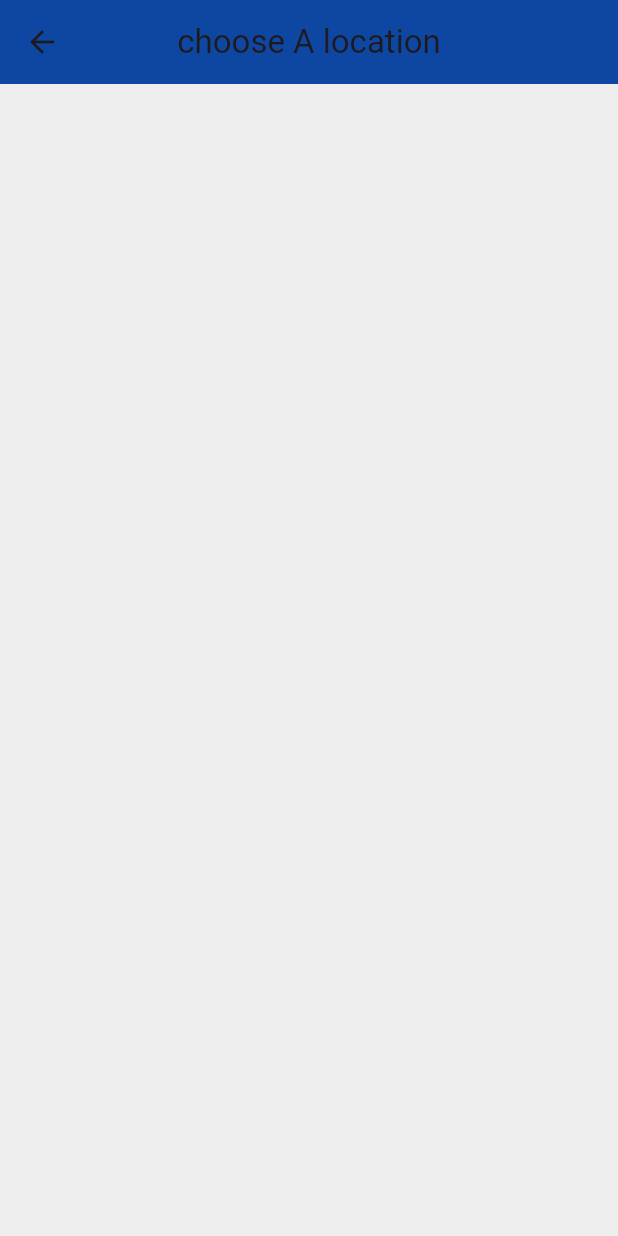
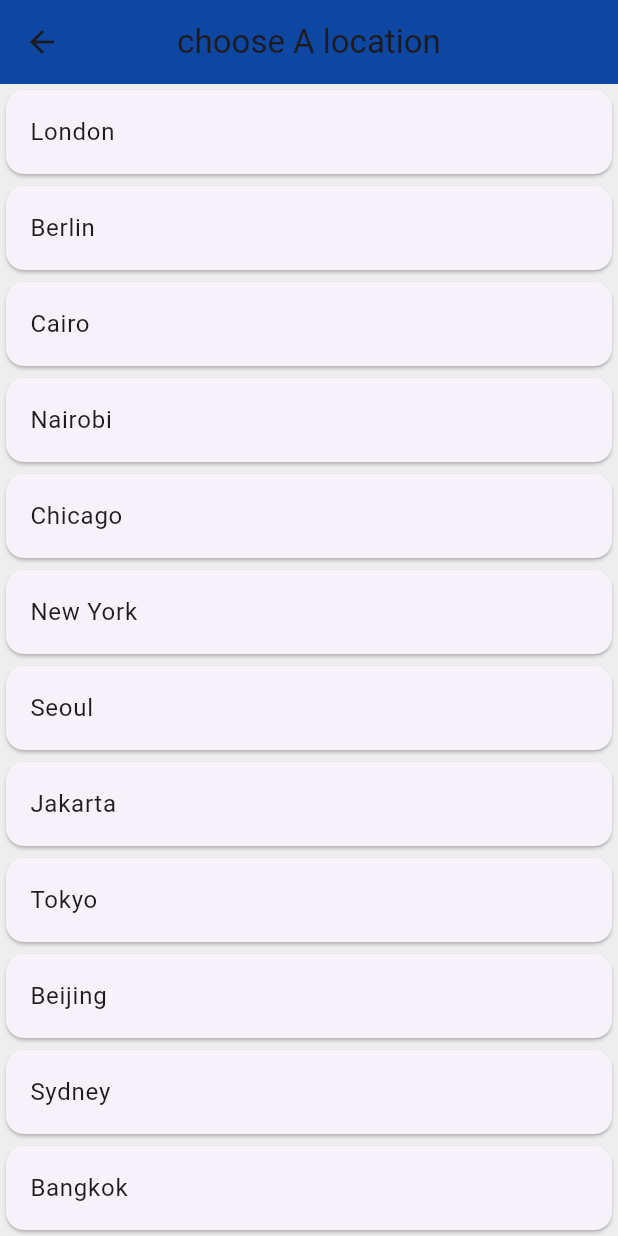
Before and after one commit to kylamariecabungcal/iced-coffee, a Flutter app: the ChooseLocation screen opened by its route, on a phone screen of 412 x 824 dp. Run offline on Flutter 3.47's test engine with Material 3 defaults, Android fonts, the phone set to English and light mode, and no system bars; our stand-ins replace flutter_spinkit; network calls fail.

Commit message:
WorldTime

```diff
--- a/lib/world_time/choose_location.dart
+++ b/lib/world_time/choose_location.dart
@@ -1,4 +1,5 @@
 import 'package:flutter/material.dart';
+import 'package:ice_coffee/world_time/world_time_services.dart';
 
 class ChooseLocation extends StatefulWidget {
   const ChooseLocation({super.key});
@@ -9,6 +10,42 @@
 
 class _ChooseLocationState extends State<ChooseLocation> {
 
+  List<WorldTime> locations = [
+    WorldTime(location: 'London', url: 'Europe/London'),
+    WorldTime(location: 'Berlin', url: 'Europe/Berlin'),
+    WorldTime(location: 'Cairo', url: 'Africa/Cairo'),
+    WorldTime(location: 'Nairobi', url: 'Africa/Nairobi'),
+    WorldTime(location: 'Chicago', url: 'America/Chicago'),
+    WorldTime(location: 'New York', url: 'America/New_York'),
+    WorldTime(location: 'Seoul', url: 'Asia/Seoul'),
+    WorldTime(location: 'Jakarta', url: 'Asia/Jakarta'),
+    WorldTime(location: 'Tokyo', url: 'Asia/Tokyo'),
+    WorldTime(location: 'Beijing', url: 'Asia/Shanghai'),
+    WorldTime(location: 'Sydney', url: 'Australia/Sydney'),
+    WorldTime(location: 'Bangkok', url: 'Asia/Bangkok'),
+    WorldTime(location: 'Philippines', url: 'Asia/Manila'),
+    WorldTime(location: 'Moscow', url: 'Europe/Moscow'),
+    WorldTime(location: 'Paris', url: 'Europe/Paris'),
+    WorldTime(location: 'Madrid', url: 'Europe/Madrid'),
+    WorldTime(location: 'Rome', url: 'Europe/Rome'),
+    WorldTime(location: 'Dubai', url: 'Asia/Dubai'),
+    WorldTime(location: 'Singapore', url: 'Asia/Singapore'),
+  ];
+
+  void updateTime(index) async {
+    WorldTime instance = locations[index];
+    await instance.getTime();
+
+
+    if (!mounted) return;
+    //navigate to home screen
+    Navigator.pop(context, {
+      'location': instance.location,
+      'time': instance.time,
+      'isDaytime': instance.isDaytime, // ✅ ADD this line
+    });
+
+  }
 
 
   @override
@@ -22,7 +59,19 @@
       centerTitle: true,
         elevation: 0 ,
       ),
-
+      body: ListView.builder(
+         itemCount: locations.length ,
+        itemBuilder: (context, index){
+           return Card(
+           child: ListTile(
+             onTap: (){
+               updateTime(index);
+             },
+             title: Text(locations[index].location),
+           ),
+           );
+        }
+      ),
     );
   }
 }
--- /dev/null
+++ b/lib/world_time/world_time_services.dart
@@ -0,0 +1,34 @@
+import 'package:http/http.dart';
+import 'dart:convert';
+import 'package:intl/intl.dart';
+
+class WorldTime {
+  String location;
+  String time = '';
+  String url;
+  bool isDaytime = true; // ✅ ADD this line
+
+  WorldTime({
+    required this.location,
+    required this.url,
+  });
+
+  Future<void> getTime() async {
+    try {
+      final uri = Uri.parse('https://timeapi.io/api/time/current/zone?timeZone=$url');
+      Response response = await get(uri);
+
+      if (response.statusCode == 200) {
+        Map data = jsonDecode(response.body);
+        DateTime now = DateTime.parse(data['dateTime']);
+
+        isDaytime = now.hour >= 6 && now.hour < 18; // ✅ ADD this line
+        time = DateFormat('EEEE, MMMM d, y - h:mm a').format(now);
+        print(time);
+      }
+    } catch (e) {
+      time = 'caught error: $e';
+      print(time);
+    }
+  }
+}
```
Also changed, not shown: lib/world_time/home.dart (+69 -5 lines), lib/world_time/loading.dart (+28 -15 lines), pubspec.yaml (+7 -4 lines), assets/dayy.png (added), pubspec.lock, 1 other file.
